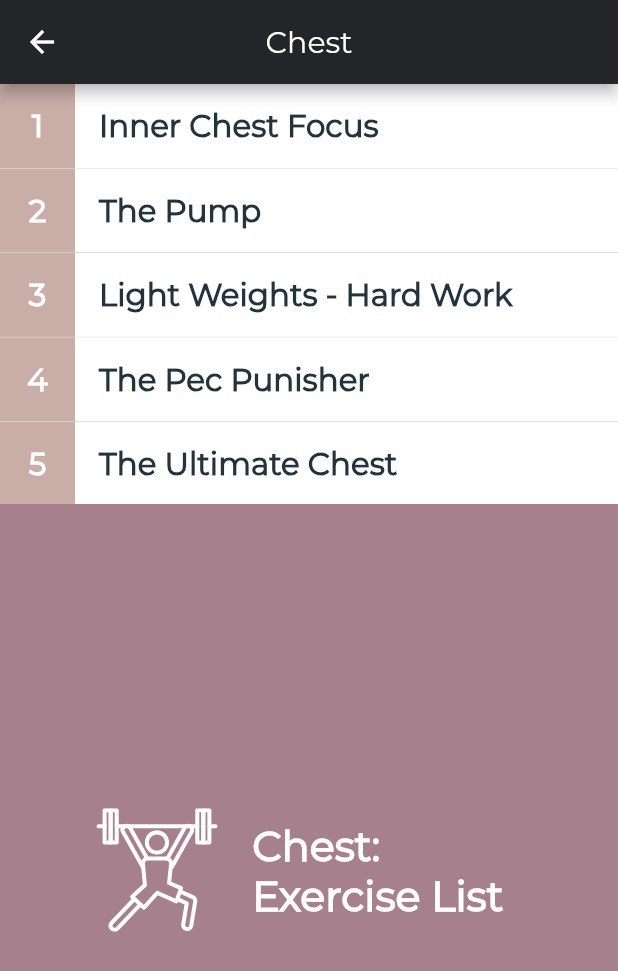
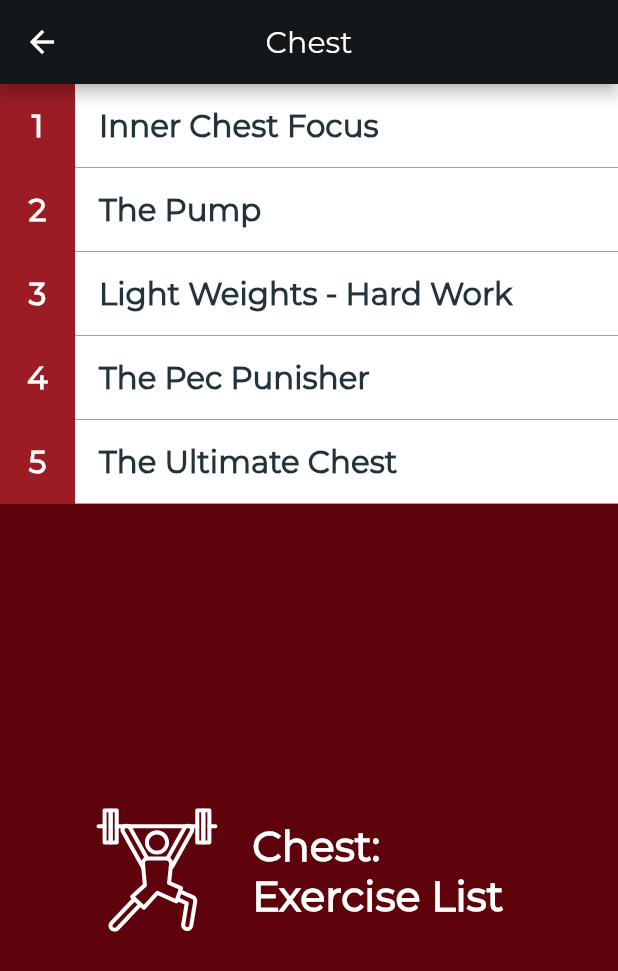
Before and after one commit to sushbalajee/GymFlutter, a Flutter app: the PageTwo screen opened directly, after a tap on "Chest", on a phone screen of 412 x 824 dp. Shown: the top 971 px of the screen. Run offline on Flutter 3.47's test engine with Material 2 defaults, Android fonts, the phone set to English and light mode, and no system bars; our stand-ins replace connectivity, datetime_picker_formfield, firebase_auth, firebase_database, firebase_storage, flip_card and 4 more; missing offline and left inert: autocomplete_textfield; accounts and stored records are empty; network calls fail; project files that could hold a hidden picture were left out.

Commit message:
Updating colours. 50% done

```diff
--- a/gym_app/lib/BuiltinExercises.dart
+++ b/gym_app/lib/BuiltinExercises.dart
@@ -52,7 +52,7 @@ class BuiltinExer extends State<BuiltinExercises> {
     return Scaffold(
         appBar: AppBar(
           centerTitle: true,
-          backgroundColor: Color(0xFF232528),
+          backgroundColor: Color(0xFF14171A),
           title: Container(
               width: screenWidth,
               child: Stack(children: <Widget>[
--- a/gym_app/lib/clientPayements.dart
+++ b/gym_app/lib/clientPayements.dart
@@ -76,7 +76,7 @@ class _ClientPaymentsState extends State<ClientPayments> {
       return Scaffold(
         backgroundColor: Colors.white,
         appBar: AppBar(
-          backgroundColor: Color(0xFF232528),
+          backgroundColor: Color(0xFF14171A),
           title:
               Text('Client Payments', style: TextStyle(fontFamily: "Montserrat", fontSize: screenWidth *0.05)),
         ),
@@ -131,7 +131,7 @@ class _ClientPaymentsState extends State<ClientPayments> {
                                   ),
                                 ),
                                     Container(
-                                        color: Color(0xFF788aa3),
+                                        color: Color(0xFF005792),
                                         padding: EdgeInsets.only(bottom: 10),
                                         width: screenWidth,
                                         child: FlatButton(
@@ -184,7 +184,7 @@ class _ClientPaymentsState extends State<ClientPayments> {
                                 style: TextStyle(color: Colors.white, fontSize: 20, fontFamily: "Montserrat"),
                               ),
                               onPressed: () => Navigator.of(context, rootNavigator: true).pop(),
-                              color: Color(0xFF4f5d75),
+                              color: Color(0xFF005792),
                               radius: BorderRadius.circular(5.0),
                             ),
                           ],
--- a/gym_app/lib/main.dart
+++ b/gym_app/lib/main.dart
@@ -63,7 +63,7 @@ class HomePageState extends State<GymApp> {
         home: new Scaffold(
             appBar: new AppBar(
                 centerTitle: true,
-                backgroundColor: Color(0xFF232528),
+                backgroundColor: Color(0xFF14171A),
                 title: new Text(
                   "Trainamate 2.0",
                   style: TextStyle(
@@ -79,7 +79,7 @@ class HomePageState extends State<GymApp> {
                   textTheme: Theme.of(context)
                       .textTheme
                       .copyWith(caption: new TextStyle(color: Colors.white)),
-                  canvasColor: Color(0xFF232528)),
+                  canvasColor: Color(0xFF14171A)),
               child: new BottomNavigationBar(
                   fixedColor: Color(0xFFc9ada7),
                   currentIndex: currentTab,
--- a/gym_app/lib/workoutDetails.dart
+++ b/gym_app/lib/workoutDetails.dart
@@ -75,7 +75,7 @@ class WorkoutDetailsState extends State<WorkoutDetails> {
                       child: Container(child: Icon(Icons.pool))),
                 )
               ])),
-          backgroundColor: Color(0xFF232528),
+          backgroundColor: Color(0xFF14171A),
         ),
         resizeToAvoidBottomPadding: false,
         body: new Column(children: <Widget>[
@@ -116,14 +116,14 @@ class WorkoutDetailsState extends State<WorkoutDetails> {
                         child: new Stack(children: <Widget>[
                           new Column(children: <Widget>[
                             Container(
-                                color: Color(0xFFa6808c),
+                                color: Color(0xFF5E030C),
                                 child: ListTile(
                                   contentPadding: EdgeInsets.only(
                                       left: 0, top: 0, bottom: 0),
                                   leading: Container(
                                     alignment: Alignment.center,
                                     width: 50,
-                                    color: Color(0xFFc9ada7),
+                                    color: Color(0xFF9C1C26),
                                     child: new Text(
                                       "$exerciseNumber",
                                       style: TextStyle(
--- a/gym_app/lib/workouts.dart
+++ b/gym_app/lib/workouts.dart
@@ -49,7 +49,7 @@ class _WorkoutsListState extends State<WorkoutsList> {
         backgroundColor: Color(0xFFEFF1F3),
         appBar: new AppBar(
             centerTitle: true,
-            backgroundColor: Color(0xFF232528),
+            backgroundColor: Color(0xFF14171A),
             title: new Text(widget.value,
                 style: TextStyle(fontFamily: "Montserrat"))),
         body: SafeArea(child: new LayoutBuilder(
@@ -63,7 +63,7 @@ class _WorkoutsListState extends State<WorkoutsList> {
                       return Container(
                         child: new Stack(children: <Widget>[
                       Container(
-                          color: Color(0xFFa6808c),
+                          color: Color(0xFF5E030C),
                           alignment: Alignment.center,
                           child: ColorLoader3(
                             dotRadius: 5.0,
@@ -88,8 +88,8 @@ class _WorkoutsListState extends State<WorkoutsList> {
                                       decoration: BoxDecoration(
                                         border: Border(
                                           bottom: BorderSide(
-                                              width: 0.3,
-                                              color: Color(0xFFc9ada7)),
+                                              width: 0.0,
+                                              color: Color(0xFF9C1C26)),
                                         ),
                                         color: Colors.white,
                                       ),
@@ -100,7 +100,7 @@ class _WorkoutsListState extends State<WorkoutsList> {
                                             alignment: Alignment.center,
                                             height: 75,
                                             width: 50,
-                                            color: Color(0xFFc9ada7),
+                                            color: Color(0xFF9C1C26),
                                             child: new Text(
                                               "$workoutNumber",
                                               style: TextStyle(
@@ -142,7 +142,7 @@ class _WorkoutsListState extends State<WorkoutsList> {
                         Container(
                           alignment: Alignment.centerLeft,
                           padding: EdgeInsets.only(left: screenWidth / 8),
-                          color: Color(0xFFa6808c),
+                          color: Color(0xFF5E030C),
                           height: constraints.maxHeight - 280,
                           width: screenWidth,
                           child: FlatButton.icon(
--- a/gym_app/lib/workoutsMainPage.dart
+++ b/gym_app/lib/workoutsMainPage.dart
@@ -53,7 +53,7 @@ class PageTwoState extends State<PageTwo> {
                   padding: EdgeInsets.only(left: screenWidth / 8),
                   width: screenWidth,
                   height: constraints.maxHeight / 3,
-                  color: Color(0xFFc9ada7),
+                  color: Color(0xFF9c1c26),
                   child: FlatButton.icon(
                       onPressed: () {
                         Navigator.push(
@@ -81,7 +81,7 @@ class PageTwoState extends State<PageTwo> {
                     padding: EdgeInsets.only(left: screenWidth / 8),
                     width: screenWidth,
                     height: constraints.maxHeight / 3,
-                    color: Color(0xFFd6cfcb),
+                    color: Color(0xFFd15d33),
                     child: FlatButton.icon(
                         onPressed: () {},
                         icon: SvgPicture.asset(
@@ -175,7 +175,7 @@ class CreateTile extends StatelessWidget {
       Container(
         alignment: Alignment.centerLeft,
         padding: EdgeInsets.only(left: screenWidth / 8),
-        color: Color(0xFFa6808c),
+        color: Color(0xFF5e030c),
         width: screenWidth - screenWidth / 10,
         child: FlatButton.icon(
             onPressed: () {
@@ -202,7 +202,7 @@ class CreateTile extends StatelessWidget {
             )),
       ),
       Container(
-          color: Color(0xFFa6808c),
+          color: Color(0xFF5e030c),
           width: screenWidth / 10,
           height: constraints.maxHeight / 3,
           child: iconDep)
```
Also changed, not shown: gym_app/lib/AllBuiltinExercises.dart (+13 -10 lines), gym_app/lib/login.dart (+6 -6 lines), gym_app/lib/root.dart (+6 -6 lines), gym_app/lib/uploadClientWorkoutDetails.dart (+10 -10 lines), gym_app/lib/uploadClientWorkouts.dart (+8 -8 lines), gym_app/lib/usersList.dart (+6 -6 lines), gym_app/assets/gym.svg.
